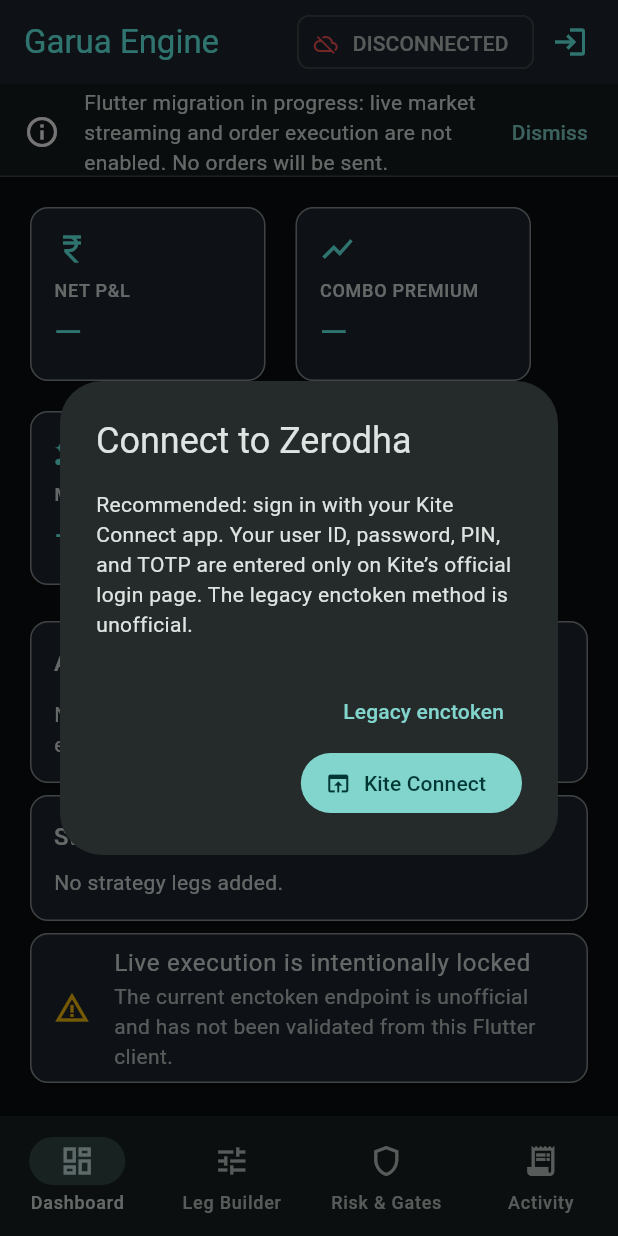
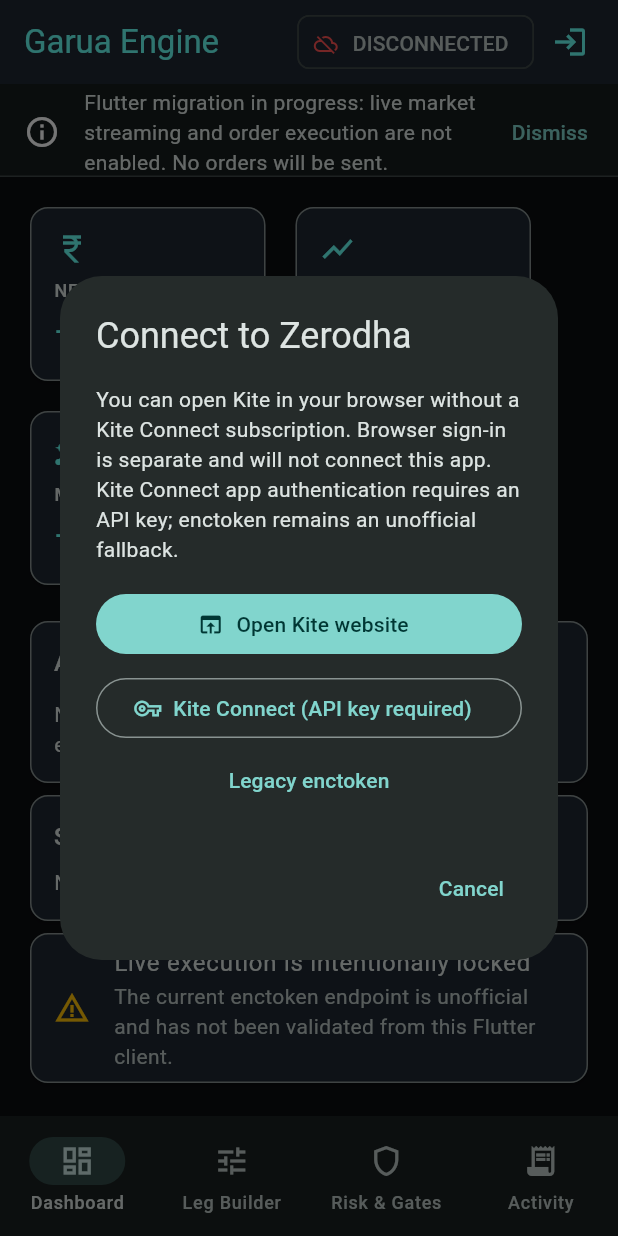
Before and after one commit to anuradhagarua-sudo/garua-engine_v2, a Flutter app: the screen it shows after launch, after a tap on the "login" icon, on a phone screen of 412 x 824 dp. Run offline on Flutter 3.47's test engine with Material 3 defaults, Android fonts, the phone set to English and light mode, and no system bars; our stand-ins replace flutter_secure_storage, webview_flutter; missing offline and left inert: webview_flutter_android.

Commit message:
Add browser-only Kite website sign-in shortcut
Co-authored-by: arena-agent <297053741+arena-agent@users.noreply.github.com>

```diff
--- a/flutter_app/lib/main.dart
+++ b/flutter_app/lib/main.dart
@@ -1,4 +1,5 @@
 import 'package:flutter/material.dart';
+import 'package:url_launcher/url_launcher.dart';
 
 import 'screens/kite_login_page.dart';
 import 'services/broker_session_service.dart';
@@ -8,6 +9,8 @@
 const _accent = Color(0xFF66FCF1);
 const _background = Color(0xFF0B0C10);
 const _surface = Color(0xFF1F2833);
+
+enum _LoginChoice { kiteConnect, kiteWebsite, legacyEnctoken }
 
 class GaruaEngineApp extends StatelessWidget {
   const GaruaEngineApp({super.key});
@@ -115,32 +118,84 @@
   }
 
   Future<void> _showLogin() async {
-    final useKiteConnect = await showDialog<bool>(
+    final choice = await showDialog<_LoginChoice>(
       context: context,
       builder: (dialogContext) => AlertDialog(
         title: const Text('Connect to Zerodha'),
-        content: const Text(
-          'Recommended: sign in with your Kite Connect app. Your user ID, password, PIN, and TOTP are entered only on Kite’s official login page. The legacy enctoken method is unofficial.',
+        content: Column(
+          mainAxisSize: MainAxisSize.min,
+          crossAxisAlignment: CrossAxisAlignment.stretch,
+          children: [
+            const Text(
+              'You can open Kite in your browser without a Kite Connect subscription. Browser sign-in is separate and will not connect this app. Kite Connect app authentication requires an API key; enctoken remains an unofficial fallback.',
+            ),
+            const SizedBox(height: 16),
+            FilledButton.icon(
+              onPressed: () =>
+                  Navigator.of(dialogContext).pop(_LoginChoice.kiteWebsite),
+              icon: const Icon(Icons.open_in_browser),
+              label: const Text('Open Kite website'),
+            ),
+            const SizedBox(height: 8),
+            OutlinedButton.icon(
+              onPressed: () =>
+                  Navigator.of(dialogContext).pop(_LoginChoice.kiteConnect),
+              icon: const Icon(Icons.vpn_key_outlined),
+              label: const Text('Kite Connect (API key required)'),
+            ),
+            TextButton(
+              onPressed: () =>
+                  Navigator.of(dialogContext).pop(_LoginChoice.legacyEnctoken),
+              child: const Text('Legacy enctoken'),
+            ),
+          ],
         ),
         actions: [
           TextButton(
-            onPressed: () => Navigator.of(dialogContext).pop(false),
-            child: const Text('Legacy enctoken'),
-          ),
-          FilledButton.icon(
-            onPressed: () => Navigator.of(dialogContext).pop(true),
-            icon: const Icon(Icons.open_in_browser),
-            label: const Text('Kite Connect'),
+            onPressed: () => Navigator.of(dialogContext).pop(),
+            child: const Text('Cancel'),
           ),
         ],
       ),
     );
     if (!mounted) return;
-    if (useKiteConnect == true) {
-      await _showKiteConnectLogin();
-    } else if (useKiteConnect == false) {
-      await _showEnctokenLogin();
+    switch (choice) {
+      case _LoginChoice.kiteConnect:
+        await _showKiteConnectLogin();
+        return;
+      case _LoginChoice.kiteWebsite:
+        await _openKiteWebsite();
+        return;
+      case _LoginChoice.legacyEnctoken:
+        await _showEnctokenLogin();
+        return;
+      case null:
+        return;
     }
+  }
+
+  Future<void> _openKiteWebsite() async {
+    final opened = await launchUrl(
+      Uri.https('kite.zerodha.com'),
+      mode: LaunchMode.externalApplication,
+    );
+    if (!mounted) return;
+    if (!opened) {
+      ScaffoldMessenger.of(context).showSnackBar(
+        const SnackBar(
+          content: Text('Could not open the official Kite website.'),
+        ),
+      );
+      return;
+    }
+    _appendEvent('Opened the official Kite website in the external browser.');
+    ScaffoldMessenger.of(context).showSnackBar(
+      const SnackBar(
+        content: Text(
+          'Kite opened in your browser. Browser sign-in does not connect Garua Engine.',
+        ),
+      ),
+    );
   }
 
   Future<void> _showKiteConnectLogin() async {
--- a/flutter_app/pubspec.yaml
+++ b/flutter_app/pubspec.yaml
@@ -11,6 +11,7 @@
     sdk: flutter
   flutter_secure_storage: ^9.2.4
   http: ^1.2.2
+  url_launcher: ^6.3.3
   webview_flutter: ^4.14.1
   webview_flutter_android: ^4.14.1
 
```
Also changed, not shown: 2 other files.
